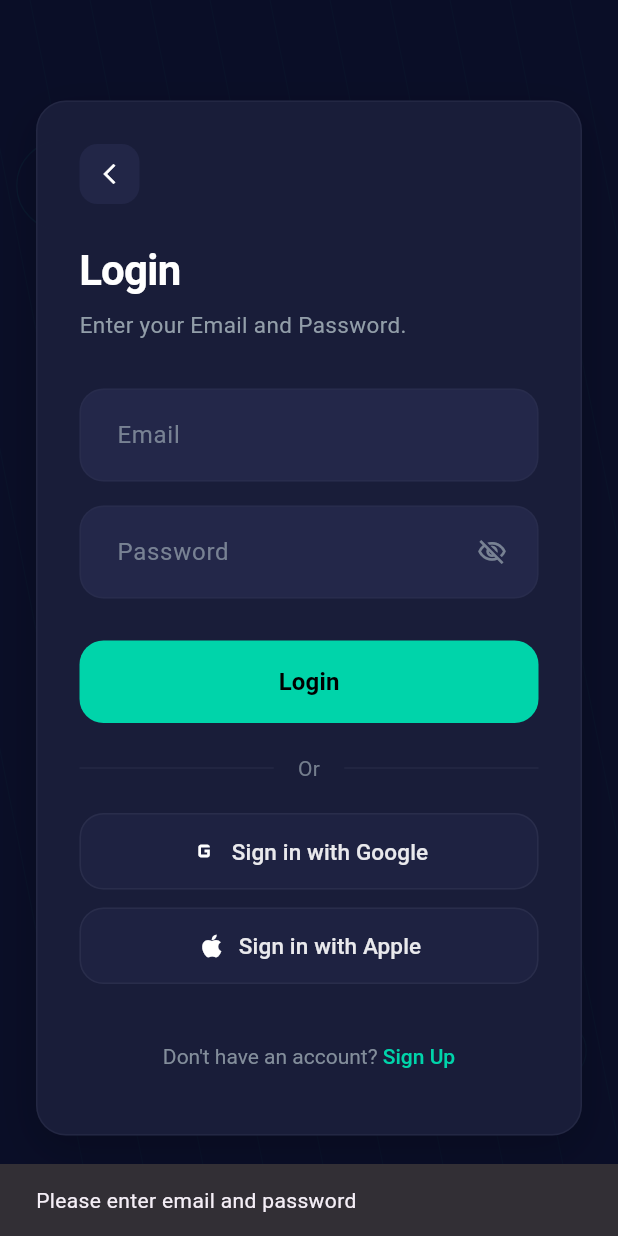
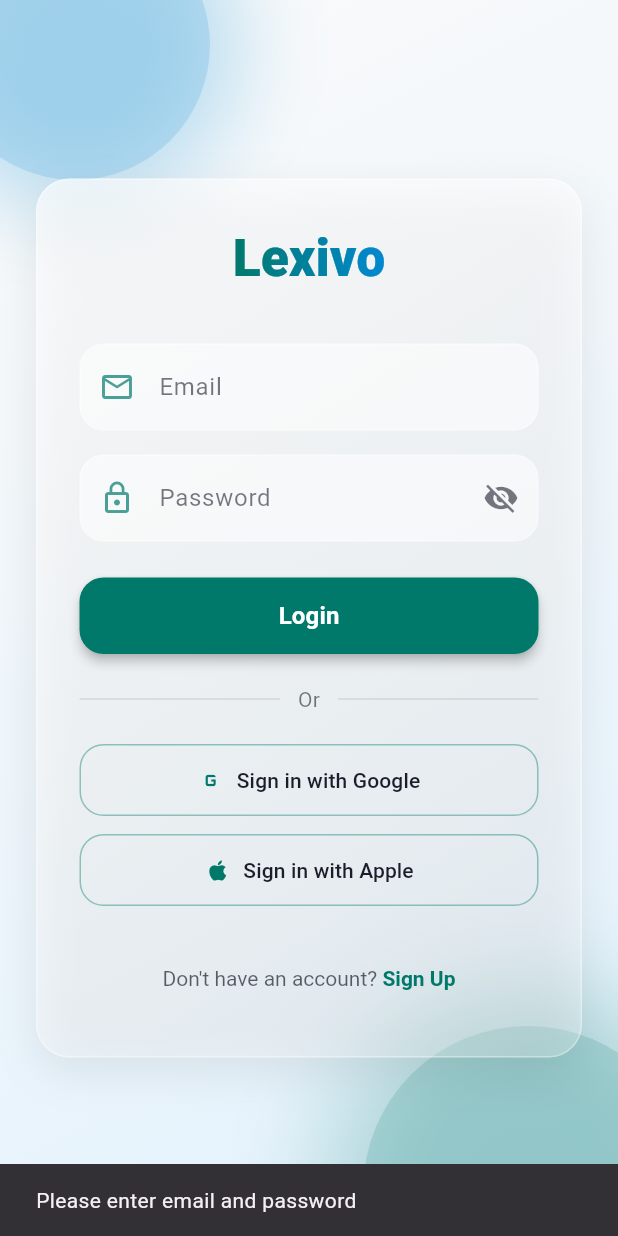
Before and after one commit to hariedamana/lexivo_assistant_1, a Flutter app: the screen it shows after launch, after a tap on "Login", on a phone screen of 412 x 824 dp. Run offline on Flutter 3.47's test engine with Material 3 defaults, Android fonts, the phone set to English and light mode, and no system bars; our stand-ins replace cloud_firestore, firebase_auth, firebase_core, percent_indicator; accounts and stored records are empty.

Commit message:
Restructured Login Screen

```diff
--- a/lib/login_screen.dart
+++ b/lib/login_screen.dart
@@ -9,22 +9,47 @@
   State<LoginScreen> createState() => _LoginScreenState();
 }
 
-class _LoginScreenState extends State<LoginScreen> {
+class _LoginScreenState extends State<LoginScreen>
+    with TickerProviderStateMixin {
   final TextEditingController _emailController = TextEditingController();
   final TextEditingController _passwordController = TextEditingController();
   bool _obscurePassword = true;
   bool _isLoading = false;
 
-  static const Color primaryTeal = Color(0xFF00D4AA);
-  static const Color darkBackground = Color(0xFF0A0E27);
-  static const Color cardBackground = Color(0xFF1A1E3A);
-  static const Color inputBackground = Color(0xFF2A2E54);
-  static const Color textPrimary = Color(0xFFFFFFFF);
-  static const Color textSecondary = Color(0xFFB0BEC5);
-  static const Color borderColor = Color(0xFF3A3E5A);
+  // Brand Colors
+  static const Color primaryTeal = Color(0xFF00796B);
+  static const Color secondaryBlue = Color(0xFF0288D1);
+  static const Color accentGreen = Color(0xFF43A047);
+  static const Color textColor = Color(0xFF1C1C2A);
+
+  late AnimationController _fadeController;
+  late Animation<double> _fadeAnimation;
+  late Animation<double> _slideAnimation;
+
+  @override
+  void initState() {
+    super.initState();
+
+    _fadeController = AnimationController(
+      vsync: this,
+      duration: const Duration(milliseconds: 900),
+    );
+
+    _fadeAnimation = CurvedAnimation(
+      parent: _fadeController,
+      curve: Curves.easeOut,
+    );
+
+    _slideAnimation = Tween<double>(begin: 30, end: 0).animate(
+      CurvedAnimation(parent: _fadeController, curve: Curves.easeOutCubic),
+    );
+
+    _fadeController.forward();
+  }
 
   @override
   void dispose() {
+    _fadeController.dispose();
     _emailController.dispose();
     _passwordController.dispose();
     super.dispose();
@@ -54,7 +79,6 @@
       }
     } on FirebaseAuthException catch (e) {
       String errorMessage;
-
       switch (e.code) {
         case 'user-not-found':
           errorMessage = 'No user found for that email.';
@@ -73,75 +97,112 @@
       ScaffoldMessenger.of(context).showSnackBar(
         SnackBar(content: Text(errorMessage)),
       );
-    } catch (e) {
-      ScaffoldMessenger.of(context).showSnackBar(
-        const SnackBar(content: Text('Something went wrong.')),
-      );
     } finally {
-      if (mounted) {
-        setState(() => _isLoading = false);
-      }
+      if (mounted) setState(() => _isLoading = false);
     }
   }
 
   @override
   Widget build(BuildContext context) {
     return Scaffold(
-      backgroundColor: darkBackground,
-      body: SafeArea(
+      body: Container(
+        decoration: const BoxDecoration(
+          gradient: LinearGradient(
+            colors: [Color(0xFFFAFAFA), Color(0xFFE3F2FD)],
+            begin: Alignment.topLeft,
+            end: Alignment.bottomRight,
+          ),
+        ),
+        child: SafeArea(
           child: Stack(
             children: [
-            _buildMinimalBackground(),
+              _buildBackgroundDecorations(),
               Center(
                 child: SingleChildScrollView(
                   padding: const EdgeInsets.symmetric(horizontal: 24),
-                child: _buildLoginCard(),
+                  child: AnimatedBuilder(
+                    animation: _fadeController,
+                    builder: (context, child) {
+                      return Opacity(
+                        opacity: _fadeAnimation.value,
+                        child: Transform.translate(
+                          offset: Offset(0, _slideAnimation.value),
+                          child: child,
+                        ),
+                      );
+                    },
+                    child: _buildGlassCard(),
+                  ),
                 ),
               ),
             ],
           ),
         ),
-    );
-  }
-
-  Widget _buildMinimalBackground() {
-    return Positioned.fill(
-      child: CustomPaint(
-        painter: MinimalBackgroundPainter(),
       ),
     );
   }
 
-  Widget _buildLoginCard() {
+  Widget _buildGlassCard() {
     return Container(
-      width: double.infinity,
       padding: const EdgeInsets.all(28),
       decoration: BoxDecoration(
-        borderRadius: BorderRadius.circular(20),
-        color: cardBackground.withOpacity(0.95),
-        border: Border.all(
-          color: borderColor.withOpacity(0.3),
-          width: 1,
+        borderRadius: BorderRadius.circular(22),
+        gradient: LinearGradient(
+          colors: [Colors.white.withOpacity(0.65), Colors.white.withOpacity(0.25)],
+          begin: Alignment.topLeft,
+          end: Alignment.bottomRight,
         ),
+        border: Border.all(color: Colors.white.withOpacity(0.35)),
         boxShadow: [
           BoxShadow(
-            color: Colors.black.withOpacity(0.2),
+            color: Colors.black.withOpacity(0.08),
             blurRadius: 25,
             offset: const Offset(0, 10),
           ),
         ],
       ),
       child: Column(
-        mainAxisSize: MainAxisSize.min,
-        crossAxisAlignment: CrossAxisAlignment.start,
+        crossAxisAlignment: CrossAxisAlignment.stretch,
         children: [
-          _buildMinimalHeader(),
+          Center(
+            child: ShaderMask(
+              shaderCallback: (bounds) => const LinearGradient(
+                colors: [primaryTeal, secondaryBlue],
+              ).createShader(bounds),
+              child: const Text(
+                "Lexivo",
+                style: TextStyle(
+                  fontSize: 34,
+                  fontWeight: FontWeight.w800,
+                  color: Colors.white,
+                ),
+              ),
+            ),
+          ),
           const SizedBox(height: 32),
-          _buildCleanInputs(),
-          const SizedBox(height: 28),
+          _buildInputField(
+            controller: _emailController,
+            hint: "Email",
+            icon: Icons.email_outlined,
+          ),
+          const SizedBox(height: 16),
+          _buildInputField(
+            controller: _passwordController,
+            hint: "Password",
+            icon: Icons.lock_outline,
+            obscureText: _obscurePassword,
+            suffixIcon: GestureDetector(
+              onTap: () => setState(() => _obscurePassword = !_obscurePassword),
+              child: Icon(
+                _obscurePassword ? Icons.visibility_off : Icons.visibility,
+                color: textColor.withOpacity(0.6),
+              ),
+            ),
+          ),
+          const SizedBox(height: 24),
           _buildPrimaryButton(),
           const SizedBox(height: 20),
-          _buildMinimalDivider(),
+          _buildDivider(),
           const SizedBox(height: 20),
           _buildSocialButtons(),
           const SizedBox(height: 24),
@@ -151,114 +212,30 @@
     );
   }
 
-  Widget _buildMinimalHeader() {
-    return Column(
-      crossAxisAlignment: CrossAxisAlignment.start,
-      children: [
-        Container(
-          width: 40,
-          height: 40,
-          decoration: BoxDecoration(
-            color: inputBackground.withOpacity(0.5),
-            borderRadius: BorderRadius.circular(12),
-          ),
-          child: IconButton(
-            onPressed: () => Navigator.pop(context),
-            icon: const Icon(Icons.arrow_back_ios_new, color: textPrimary, size: 16),
-            padding: EdgeInsets.zero,
-          ),
-        ),
-        const SizedBox(height: 24),
-        const Text(
-          "Login",
-          style: TextStyle(
-            color: textPrimary,
-            fontSize: 28,
-            fontWeight: FontWeight.w600,
-            letterSpacing: -0.5,
-          ),
-        ),
-        const SizedBox(height: 6),
-        Text(
-          "Enter your Email and Password.",
-          style: TextStyle(
-            color: textSecondary.withOpacity(0.8),
-            fontSize: 15,
-            height: 1.4,
-          ),
-        ),
-      ],
-    );
-  }
-
-  Widget _buildCleanInputs() {
-    return Column(
-      children: [
-        _buildCleanInputField(
-          controller: _emailController,
-          hintText: "Email",
-          keyboardType: TextInputType.emailAddress,
-        ),
-        const SizedBox(height: 16),
-        _buildCleanInputField(
-          controller: _passwordController,
-          hintText: "Password",
-          obscureText: _obscurePassword,
-          suffixIcon: GestureDetector(
-            onTap: () => setState(() => _obscurePassword = !_obscurePassword),
-            child: Icon(
-              _obscurePassword ? Icons.visibility_off_outlined : Icons.visibility_outlined,
-              color: textSecondary.withOpacity(0.6),
-              size: 20,
-            ),
-          ),
-        ),
-      ],
-    );
-  }
-
-  Widget _buildCleanInputField({
+  Widget _buildInputField({
     required TextEditingController controller,
-    required String hintText,
+    required String hint,
+    required IconData icon,
     bool obscureText = false,
     Widget? suffixIcon,
-    TextInputType? keyboardType,
   }) {
     return Container(
       decoration: BoxDecoration(
         borderRadius: BorderRadius.circular(16),
-        color: inputBackground.withOpacity(0.6),
-        border: Border.all(
-          color: borderColor.withOpacity(0.2),
-          width: 1,
-        ),
+        color: Colors.white.withOpacity(0.5),
+        border: Border.all(color: Colors.white.withOpacity(0.3)),
       ),
       child: TextField(
         controller: controller,
         obscureText: obscureText,
-        keyboardType: keyboardType,
-        style: const TextStyle(color: textPrimary, fontSize: 16),
+        style: const TextStyle(color: textColor, fontSize: 16),
         decoration: InputDecoration(
-          hintText: hintText,
-          hintStyle: TextStyle(
-            color: textSecondary.withOpacity(0.6),
-            fontSize: 16,
-          ),
-          suffixIcon: suffixIcon != null
-              ? Padding(padding: const EdgeInsets.only(right: 12), child: suffixIcon)
-              : null,
-          contentPadding: const EdgeInsets.symmetric(horizontal: 20, vertical: 18),
-          border: OutlineInputBorder(
-            borderRadius: BorderRadius.circular(16),
-            borderSide: BorderSide.none,
-          ),
-          focusedBorder: OutlineInputBorder(
-            borderRadius: BorderRadius.circular(16),
-            borderSide: BorderSide(
-              color: primaryTeal.withOpacity(0.4),
-              width: 2,
-            ),
-          ),
+          hintText: hint,
+          hintStyle: TextStyle(color: textColor.withOpacity(0.6)),
+          prefixIcon: Icon(icon, color: primaryTeal.withOpacity(0.7)),
+          suffixIcon: suffixIcon,
+          contentPadding: const EdgeInsets.symmetric(horizontal: 20, vertical: 16),
+          border: InputBorder.none,
         ),
       ),
     );
@@ -267,59 +244,40 @@
   Widget _buildPrimaryButton() {
     return SizedBox(
       width: double.infinity,
-      child: Container(
-        decoration: BoxDecoration(
-          borderRadius: BorderRadius.circular(16),
-          color: primaryTeal,
-        ),
       child: ElevatedButton(
         onPressed: _isLoading ? null : _loginUser,
         style: ElevatedButton.styleFrom(
-            backgroundColor: Colors.transparent,
-            shadowColor: Colors.transparent,
-            shape: RoundedRectangleBorder(
-              borderRadius: BorderRadius.circular(16),
-            ),
-            padding: const EdgeInsets.symmetric(vertical: 16),
-            elevation: 0,
+          padding: const EdgeInsets.symmetric(vertical: 14),
+          backgroundColor: primaryTeal,
+          shape: RoundedRectangleBorder(borderRadius: BorderRadius.circular(16)),
+          elevation: 3,
         ),
         child: _isLoading
-              ? const SizedBox(
-                  width: 20,
-                  height: 20,
-                  child: CircularProgressIndicator(
-                    color: Colors.white,
-                    strokeWidth: 2,
-                  ),
-                )
+            ? const CircularProgressIndicator(color: Colors.white, strokeWidth: 2)
             : const Text(
                 "Login",
                 style: TextStyle(
-                    color: Colors.black,
+                  fontSize: 16,
                   fontWeight: FontWeight.w600,
-                    fontSize: 16,
-                  ),
+                  color: Colors.white,
                 ),
               ),
       ),
     );
   }
 
-  Widget _buildMinimalDivider() {
+  Widget _buildDivider() {
     return Row(
       children: [
-        Expanded(child: Container(height: 1, color: borderColor.withOpacity(0.3))),
+        Expanded(child: Container(height: 1, color: Colors.grey.withOpacity(0.3))),
         Padding(
-          padding: const EdgeInsets.symmetric(horizontal: 16),
+          padding: const EdgeInsets.symmetric(horizontal: 12),
           child: Text(
             "Or",
-            style: TextStyle(
-              color: textSecondary.withOpacity(0.6),
-              fontSize: 14,
+            style: TextStyle(color: textColor.withOpacity(0.6)),
           ),
         ),
-        ),
-        Expanded(child: Container(height: 1, color: borderColor.withOpacity(0.3))),
+        Expanded(child: Container(height: 1, color: Colors.grey.withOpacity(0.3))),
       ],
     );
   }
@@ -328,55 +286,38 @@
     return Column(
       children: [
         _buildSocialButton(
-          onPressed: () => ScaffoldMessenger.of(context).showSnackBar(
-            const SnackBar(content: Text('Google Sign-In not yet implemented.')),
-          ),
           icon: Icons.g_mobiledata,
           label: "Sign in with Google",
+          onPressed: () {},
         ),
         const SizedBox(height: 12),
         _buildSocialButton(
-          onPressed: () => ScaffoldMessenger.of(context).showSnackBar(
-            const SnackBar(content: Text('Apple Sign-In not yet implemented.')),
-          ),
           icon: Icons.apple,
           label: "Sign in with Apple",
+          onPressed: () {},
         ),
       ],
     );
   }
 
   Widget _buildSocialButton({
-    required VoidCallback onPressed,
     required IconData icon,
     required String label,
+    required VoidCallback onPressed,
   }) {
     return SizedBox(
       width: double.infinity,
-      child: Container(
-        decoration: BoxDecoration(
-          borderRadius: BorderRadius.circular(16),
-          border: Border.all(color: borderColor.withOpacity(0.4), width: 1),
-          color: inputBackground.withOpacity(0.3),
-        ),
       child: OutlinedButton.icon(
         onPressed: onPressed,
-          icon: Icon(icon, color: textPrimary, size: 20),
+        icon: Icon(icon, color: primaryTeal),
         label: Text(
           label,
-            style: TextStyle(
-              color: textPrimary.withOpacity(0.9),
-              fontSize: 15,
-              fontWeight: FontWeight.w500,
-            ),
+          style: const TextStyle(color: textColor, fontWeight: FontWeight.w500),
         ),
         style: OutlinedButton.styleFrom(
           padding: const EdgeInsets.symmetric(vertical: 14),
-            side: BorderSide.none,
-            shape: RoundedRectangleBorder(
-              borderRadius: BorderRadius.circular(16),
-            ),
-          ),
+          side: BorderSide(color: primaryTeal.withOpacity(0.4)),
+          shape: RoundedRectangleBorder(borderRadius: BorderRadius.circular(16)),
         ),
       ),
     );
@@ -389,16 +330,13 @@
         child: RichText(
           text: TextSpan(
             text: "Don't have an account? ",
-            style: TextStyle(
-              color: textSecondary.withOpacity(0.7),
-              fontSize: 14,
-            ),
-            children: [
+            style: TextStyle(color: textColor.withOpacity(0.7)),
+            children: const [
               TextSpan(
                 text: "Sign Up",
                 style: TextStyle(
                   color: primaryTeal,
-                  fontWeight: FontWeight.w500,
+                  fontWeight: FontWeight.bold,
                 ),
               ),
             ],
@@ -407,39 +345,49 @@
       ),
     );
   }
-}
 
-class MinimalBackgroundPainter extends CustomPainter {
-  @override
-  void paint(Canvas canvas, Size size) {
-    final paint = Paint()..strokeWidth = 0.5;
-
-    paint.color = const Color(0xFF00D4AA).withOpacity(0.03);
-    for (int i = 0; i < 20; i++) {
-      final startX = (i * 40.0) - 100;
-      canvas.drawLine(
-        Offset(startX, 0),
-        Offset(startX + size.height * 0.2, size.height),
-        paint,
+  Widget _buildBackgroundDecorations() {
+    return Stack(
+      children: [
+        Positioned(
+          top: -60,
+          left: -40,
+          child: Container(
+            width: 180,
+            height: 180,
+            decoration: BoxDecoration(
+              color: secondaryBlue.withOpacity(0.15),
+              shape: BoxShape.circle,
+              boxShadow: [
+                BoxShadow(
+                  color: secondaryBlue.withOpacity(0.25),
+                  blurRadius: 50,
+                  spreadRadius: 20,
+                ),
+              ],
+            ),
+          ),
+        ),
+        Positioned(
+          bottom: -80,
+          right: -50,
+          child: Container(
+            width: 220,
+            height: 220,
+            decoration: BoxDecoration(
+              color: primaryTeal.withOpacity(0.15),
+              shape: BoxShape.circle,
+              boxShadow: [
+                BoxShadow(
+                  color: primaryTeal.withOpacity(0.25),
+                  blurRadius: 60,
+                  spreadRadius: 25,
+                ),
+              ],
+            ),
+          ),
+        ),
+      ],
     );
   }
-
-    paint.style = PaintingStyle.stroke;
-    paint.strokeWidth = 0.8;
-
-    canvas.drawCircle(
-      Offset(size.width * 0.1, size.height * 0.15),
-      30,
-      paint..color = const Color(0xFF00D4AA).withOpacity(0.05),
-    );
-
-    canvas.drawCircle(
-      Offset(size.width * 0.9, size.height * 0.85),
-      20,
-      paint..color = const Color(0xFF00D4AA).withOpacity(0.04),
-    );
 }
-
-  @override
-  bool shouldRepaint(CustomPainter oldDelegate) => false;
-}
```
Lines whose indentation alone changed are shown as unchanged.
